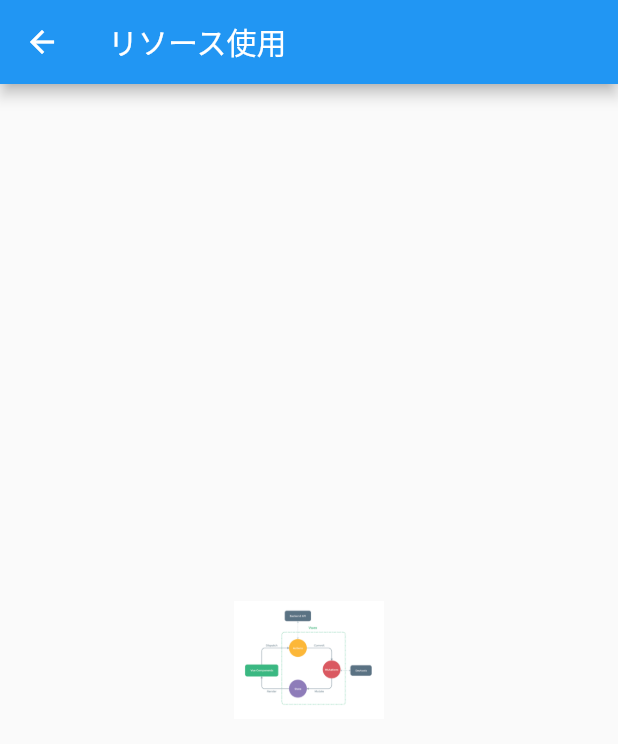
After one commit to huanshenyi/flutte_len, a Flutter app: the PhotoApp screen opened by its route, on a phone screen of 412 x 824 dp. The commit adds this screen. Shown: the top 744 px of the screen. Run offline on Flutter 3.47's test engine with Material 2 defaults, Android fonts, the phone set to English and light mode, and no system bars; missing offline and left inert: flutter_color_plugin.

Commit message:
アンドロイド10関連

```diff
--- a/lib/app_lifecycle.dart
+++ b/lib/app_lifecycle.dart
@@ -36,8 +36,6 @@ class _AppLifecycleState extends State<AppLifecycle> with WidgetsBindingObserver
       print("Appフロントに入る");
     }else if(state == AppLifecycleState.inactive){
       //あんまり使用しない、Appアクディームではない時、例え電話が来た時
-    }else if(state == AppLifecycleState.suspending){
-      ///Iosにはない
     }
   }
 
--- a/lib/main.dart
+++ b/lib/main.dart
@@ -5,6 +5,7 @@ import 'package:flutter_len/flutter_widget_lifecycle.dart';
 import 'package:flutter_len/gesture_page.dart';
 import 'package:flutter_len/launch_page.dart';
 import 'package:flutter_len/less_group_page.dart';
+import 'package:flutter_len/photo_app_page.dart';
 import 'package:flutter_len/plugin_use.dart';
 import 'package:flutter_len/res_page.dart';
 import 'package:flutter_len/statefull_group_page.dart';
@@ -62,6 +63,7 @@ class _DynamicThemeState extends State<DynamicTheme> {
           "launch":(BuildContext context) => LaunchPage(),
           "WidgetLifecycle":(BuildContext context) => WidgetLifecycle(),
           "appLifecycle":(BuildContext context)=> AppLifecycle(),
+          "photoAppPage":(BuildContext context) => PhotoApp(),
         }
     );
   }
@@ -95,7 +97,8 @@ class _RouteNavigator extends State<RouteNavigator> {
           _item("リソースの使用", ResPage(), "res"),
           _item("flutterで他のアプリを開く", LaunchPage(), "launch"),
           _item("WidgetLifecycle", WidgetLifecycle(), "WidgetLifecycle"),
-          _item("appライフサイクル", AppLifecycle(), "appLifecycle")
+          _item("appライフサイクル", AppLifecycle(), "appLifecycle"),
+          _item("photoアプリ", PhotoApp(), "photoAppPage")
         ],
       ),
     );
--- /dev/null
+++ b/lib/photo_app_page.dart
@@ -0,0 +1,37 @@
+import 'package:flutter/material.dart';
+import 'package:flutter_color_plugin/flutter_color_plugin.dart';
+
+// カメラアプリ開発
+class PhotoApp extends StatefulWidget {
+  @override
+  _PhotoAppState createState() => _PhotoAppState();
+}
+
+class _PhotoAppState extends State<PhotoApp> {
+  @override
+  Widget build(BuildContext context) {
+    return Scaffold(
+      appBar: AppBar(
+          title: Text("リソース使用"),
+          leading: GestureDetector( //左側のwidget
+            onTap: (){
+              Navigator.pop(context); //現在のページから脱出
+            },
+            child: Icon(Icons.arrow_back),
+          )
+      ),
+      body: Center(
+        child: Column(
+          mainAxisAlignment: MainAxisAlignment.center,
+          children: <Widget>[
+            Image(
+                width: 100,
+                height: 100,
+                image: AssetImage("images/vuex.png")
+            )
+          ],
+        ),
+      ), // This trailing comma makes auto-formatting nicer for build methods.
+    );
+  }
+}
--- a/pubspec.yaml
+++ b/pubspec.yaml
@@ -1,6 +1,7 @@
 name: flutter_len
 description: A new Flutter application.
-
+module:
+    androidX: true
 # The following defines the version and build number for your application.
 # A version number is three numbers separated by dots, like 1.2.43
 # followed by an optional build number separated by a +.
@@ -25,6 +26,7 @@ dependencies:
   cupertino_icons: ^0.1.2
   flutter_color_plugin: ^0.0.2
   url_launcher: ^5.0.2
+  image_picker: ^0.6.5+3
 
 dev_dependencies:
   flutter_test:
```
Also changed, not shown: pubspec.lock, 6 other files.
